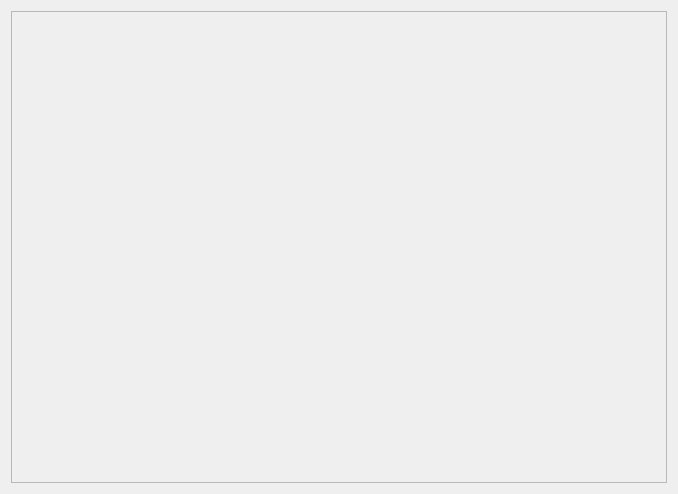
Above: PDF/formpdf.ui from Godones/QT-Application before the change. Below: the same form after it.
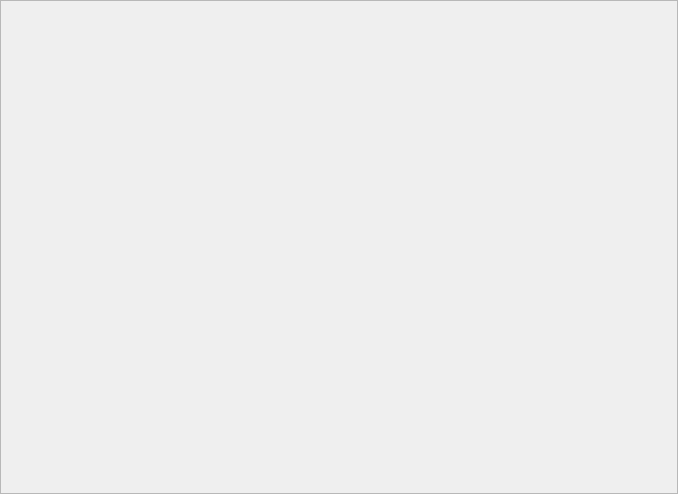
That is the form after the change.

Diff of the .ui file:
```diff
--- a/PDF/formpdf.ui
+++ b/PDF/formpdf.ui
@@ -20,6 +20,21 @@
    <string>Form</string>
   </property>
   <layout class="QHBoxLayout" name="horizontalLayout">
+   <property name="spacing">
+    <number>0</number>
+   </property>
+   <property name="leftMargin">
+    <number>0</number>
+   </property>
+   <property name="topMargin">
+    <number>0</number>
+   </property>
+   <property name="rightMargin">
+    <number>0</number>
+   </property>
+   <property name="bottomMargin">
+    <number>0</number>
+   </property>
    <item>
     <widget class="QScrollArea" name="scrollArea">
      <property name="widgetResizable">
@@ -30,14 +45,44 @@
        <rect>
         <x>0</x>
         <y>0</y>
-        <width>654</width>
-        <height>470</height>
+        <width>676</width>
+        <height>492</height>
        </rect>
       </property>
       <layout class="QHBoxLayout" name="horizontalLayout_2">
+       <property name="spacing">
+        <number>0</number>
+       </property>
+       <property name="leftMargin">
+        <number>0</number>
+       </property>
+       <property name="topMargin">
+        <number>0</number>
+       </property>
+       <property name="rightMargin">
+        <number>0</number>
+       </property>
+       <property name="bottomMargin">
+        <number>0</number>
+       </property>
        <item>
         <widget class="QWidget" name="widget" native="true">
          <layout class="QHBoxLayout" name="horizontalLayout_3">
+          <property name="spacing">
+           <number>0</number>
+          </property>
+          <property name="leftMargin">
+           <number>0</number>
+          </property>
+          <property name="topMargin">
+           <number>0</number>
+          </property>
+          <property name="rightMargin">
+           <number>0</number>
+          </property>
+          <property name="bottomMargin">
+           <number>0</number>
+          </property>
           <item>
            <widget class="QLabel" name="label">
             <property name="font">
```
